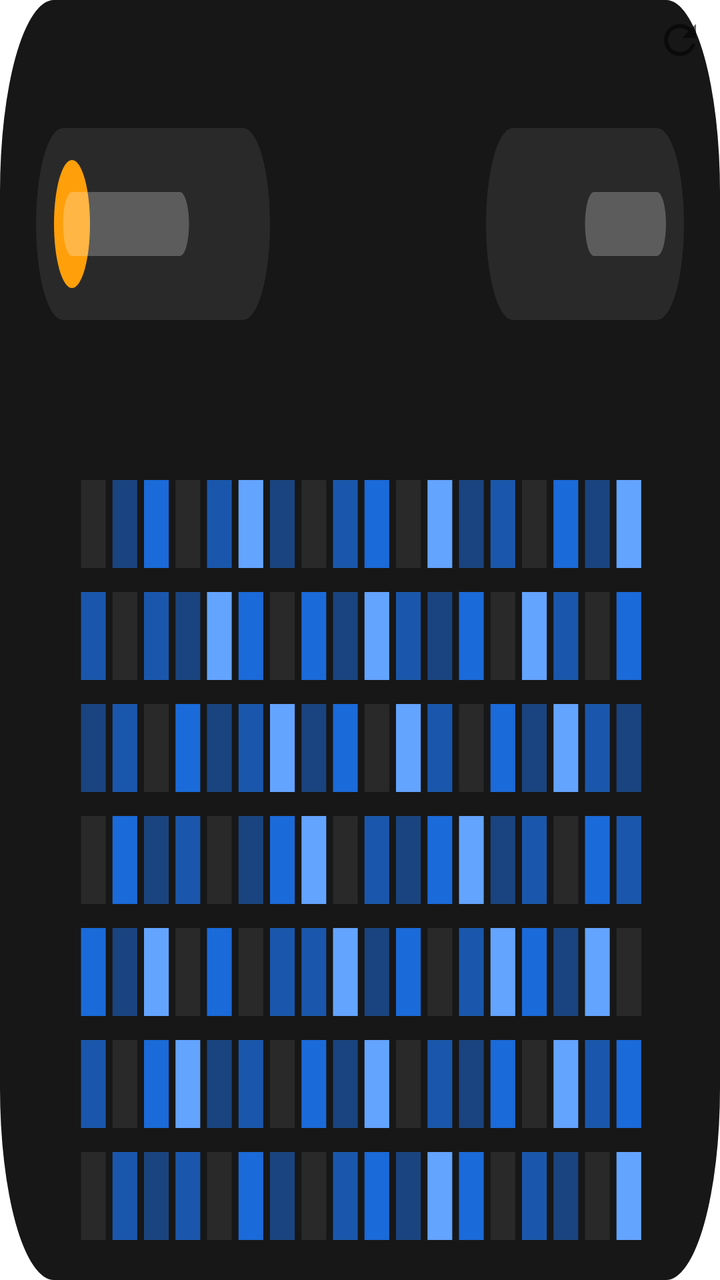
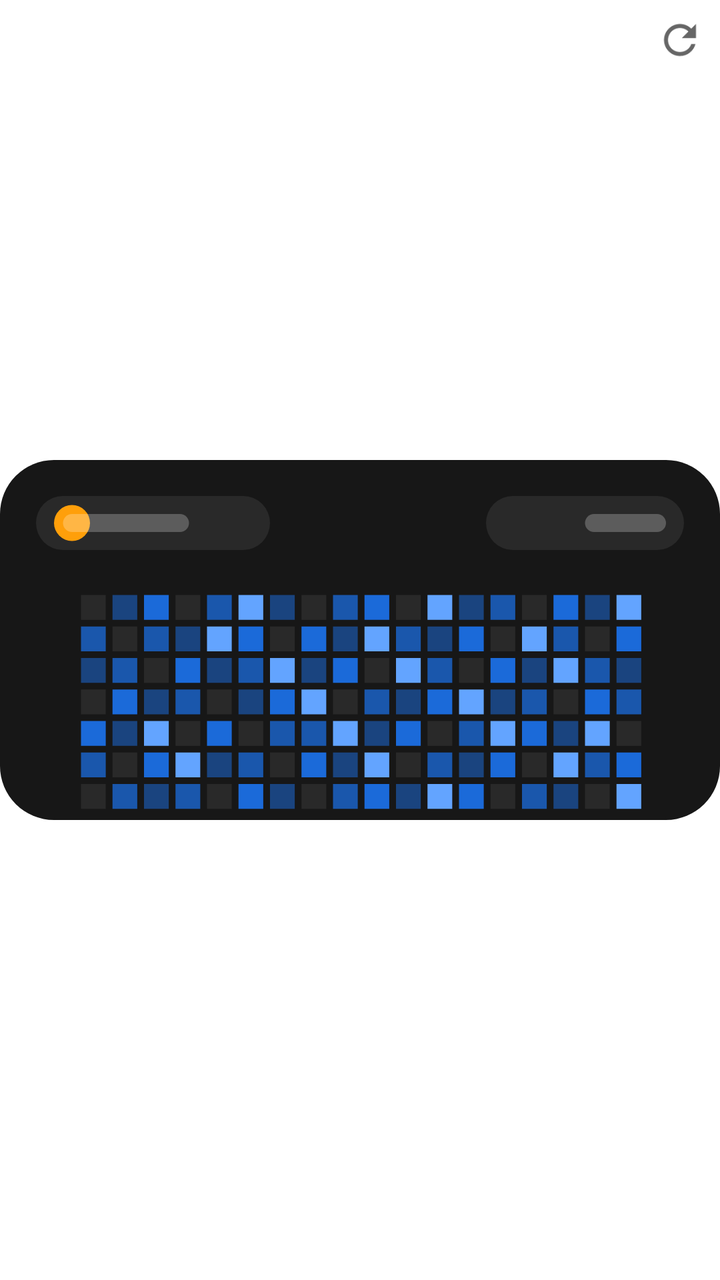

The first picture is an Android layout as it rendered before a commit; the second is the same layout after the commit. The layout source and the unified diff follow.
<!-- AndroidManifest.xml: fallback theme Theme.MaterialComponents.DayNight.NoActionBar -->
<!-- res/layout/widget_layout.xml -->
<?xml version="1.0" encoding="utf-8"?>
<FrameLayout xmlns:android="http://schemas.android.com/apk/res/android"
    android:layout_width="match_parent"
    android:layout_height="match_parent"
    android:background="@drawable/widget_background">

    
    <ImageView
        android:id="@+id/widget_image"
        android:layout_width="match_parent"
        android:layout_height="match_parent"
        android:scaleType="fitXY"
        android:contentDescription="@string/app_name"
        android:src="@drawable/widget_heatmap_preview" />

    <ImageButton
        android:id="@+id/widget_refresh"
        android:layout_width="wrap_content"
        android:layout_height="wrap_content"
        android:layout_gravity="top|end"
        android:contentDescription="@string/widget_refresh_label"
        android:src="@drawable/ic_refresh"
        android:background="?android:attr/selectableItemBackgroundBorderless"
        android:padding="8dp" />

</FrameLayout>
<!-- resources referenced by this layout -->
<resources>
  <!-- drawable ic_refresh (drawable) -->
  <vector xmlns:android="http://schemas.android.com/apk/res/android"
      android:width="24dp"
      android:height="24dp"
      android:viewportWidth="24.0"
      android:viewportHeight="24.0"
      android:tint="?attr/colorControlNormal">
    <path
        android:fillColor="@android:color/white"
        android:pathData="M17.65,6.35C16.2,4.9 14.21,4 12,4c-4.42,0 -7.99,3.58 -7.99,8s3.57,8 7.99,8c3.73,0 6.84,-2.55 7.73,-6h-2.08c-0.82,2.33 -3.04,4 -5.65,4 -3.31,0 -6,-2.69 -6,-6s2.69,-6 6,-6c1.66,0 3.14,0.69 4.22,1.78L13,11h7V4l-2.35,2.35z"/>
  </vector>
  <!-- drawable widget_background (drawable) -->
  <?xml version="1.0" encoding="utf-8"?>
  <shape xmlns:android="http://schemas.android.com/apk/res/android">
      <corners android:radius="20dp" />
      <solid android:color="@color/widget_background" />
  </shape>
  <!-- drawable widget_heatmap_preview: vector/xml drawable (drawable, 4090 chars, omitted) -->
  <string name="app_name">TrackIt</string>
  <string name="widget_refresh_label">Refresh widget</string>
</resources>

<!-- the commit's change to res/layout/widget_layout.xml (unified diff, before → after) -->
@@ -2,14 +2,15 @@
 <FrameLayout xmlns:android="http://schemas.android.com/apk/res/android"
     android:layout_width="match_parent"
     android:layout_height="match_parent"
-    android:background="@drawable/widget_background">
+    android:background="@drawable/widget_background"
+    android:clipToOutline="true">
 
     
     <ImageView
         android:id="@+id/widget_image"
         android:layout_width="match_parent"
         android:layout_height="match_parent"
-        android:scaleType="fitXY"
+        android:scaleType="fitCenter"
         android:contentDescription="@string/app_name"
         android:src="@drawable/widget_heatmap_preview" />
 
